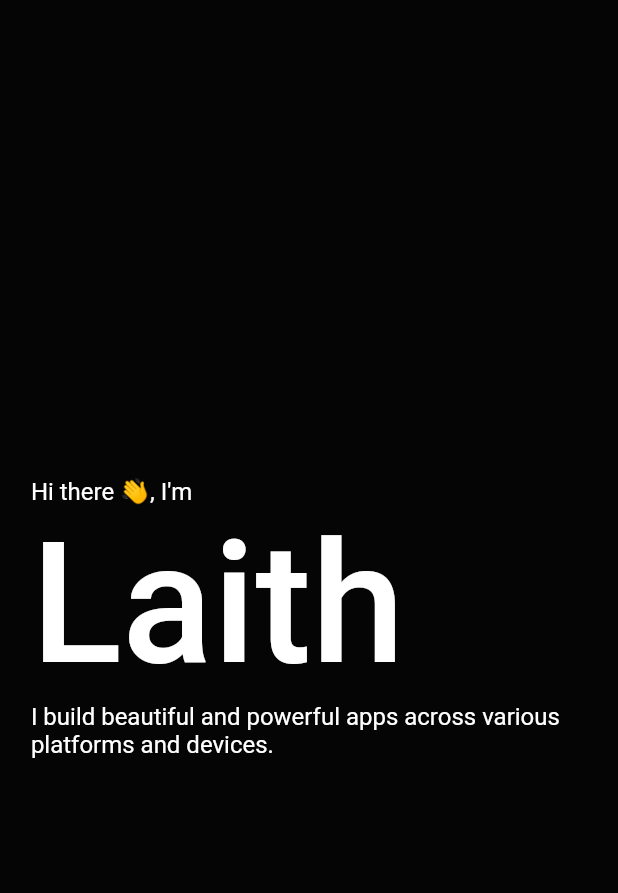
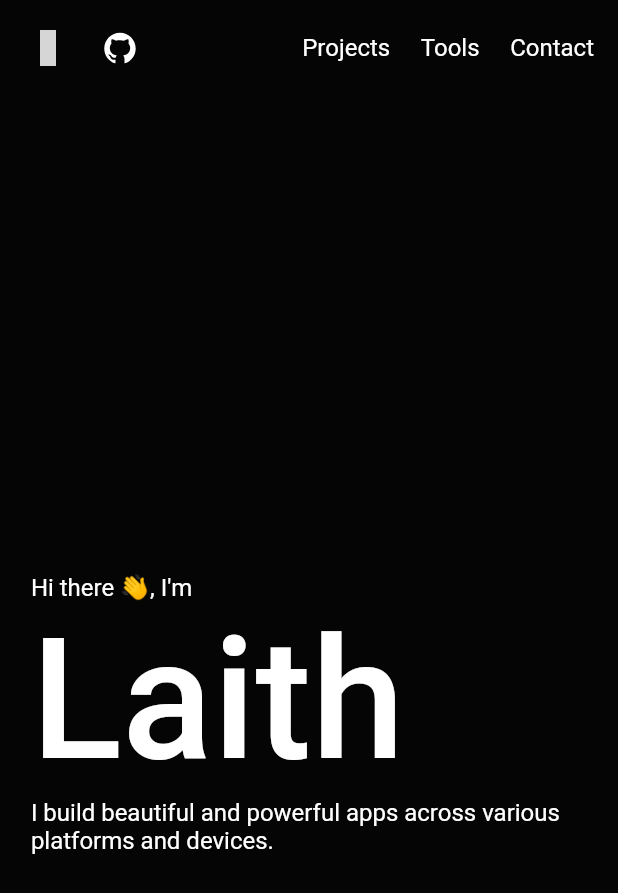
Before and after one commit to ElforL/ElforL.github.io, a Flutter app: the screen it shows after launch, on a phone screen of 412 x 824 dp. Shown: the top 893 px of the screen. Run offline on Flutter 3.47's test engine with Material 2 defaults, Android fonts, the phone set to English and light mode, and no system bars; our stand-ins replace flutter_icons; grey boxes are pictures that could not be loaded.

Commit message:
🖌 added top bar to `HomePage`

```diff
--- a/lib/screens/HomePage.dart
+++ b/lib/screens/HomePage.dart
@@ -1,5 +1,6 @@
 import 'package:flutter/gestures.dart';
 import 'package:flutter/material.dart';
+import 'package:flutter_icons/flutter_icons.dart';
 import 'package:portfolio/screens/HomePages/About.dart';
 import 'package:portfolio/screens/HomePages/Contact.dart';
 import 'package:portfolio/screens/HomePages/Projects.dart';
@@ -22,12 +23,68 @@
     }
   }
 
+  Widget _buildTopButton(Text text, {Function onPressed}) {
+    return TextButton(
+      child: text,
+      onPressed: onPressed,
+      style: ButtonStyle(
+        overlayColor: MaterialStateProperty.all(Colors.transparent),
+        foregroundColor: MaterialStateProperty.all(Colors.white),
+      ),
+    );
+  }
+
+  Widget _topBar(context) {
+    const githubURL = 'https://github.com/ElforL/';
+    const linkedInURL = 'https://www.linkedin.com/in/laith-shono-a88159214';
+    const duration = Duration(milliseconds: 600);
+    final siteMap = <String, GlobalKey>{
+      'Projects': projectsKey,
+      'Tools': toolsKey,
+      'Contact': contactKey,
+    };
+    return Padding(
+      padding: const EdgeInsets.all(8.0),
+      child: Row(
+        children: [
+          IconButton(
+            splashRadius: 0.001,
+            hoverColor: Colors.transparent,
+            icon: Icon(AntDesign.linkedin_square),
+            onPressed: () => _launchURL(linkedInURL),
+          ),
+          IconButton(
+            splashRadius: 0.001,
+            hoverColor: Colors.transparent,
+            icon: Icon(AntDesign.github),
+            onPressed: () => _launchURL(githubURL),
+          ),
+          Spacer(),
+          for (var i = 0; i < siteMap.length; i++)
+            _buildTopButton(
+              Text(
+                siteMap.keys.elementAt(i),
+                style: Theme.of(context).textTheme.subtitle1,
+              ),
+              onPressed: () {
+                Scrollable.ensureVisible(
+                  siteMap.entries.elementAt(i).value.currentContext,
+                  duration: duration * (i > 0 ? 1.5 * i : 1),
+                );
+              },
+            ),
+        ],
+      ),
+    );
+  }
+
   @override
   Widget build(BuildContext context) {
     return Scaffold(
       body: SingleChildScrollView(
         child: Column(
           children: [
+            _topBar(context),
             About(
                 // contactPress: (duration) => Scrollable.ensureVisible(
                 //   contactKey.currentContext,
--- a/lib/screens/HomePages/About.dart
+++ b/lib/screens/HomePages/About.dart
@@ -2,17 +2,6 @@
 
 class About extends StatelessWidget {
   About({Key key}) : super(key: key);
-
-  Widget _buildTopButton(Text text, {Function onPressed}) {
-    return TextButton(
-      child: text,
-      onPressed: onPressed,
-      style: ButtonStyle(
-        overlayColor: MaterialStateProperty.all(Colors.transparent),
-        foregroundColor: MaterialStateProperty.all(Colors.white),
-      ),
-    );
-  }
 
   _textWidth(double screenWidth) {
     var out = screenWidth;
```
